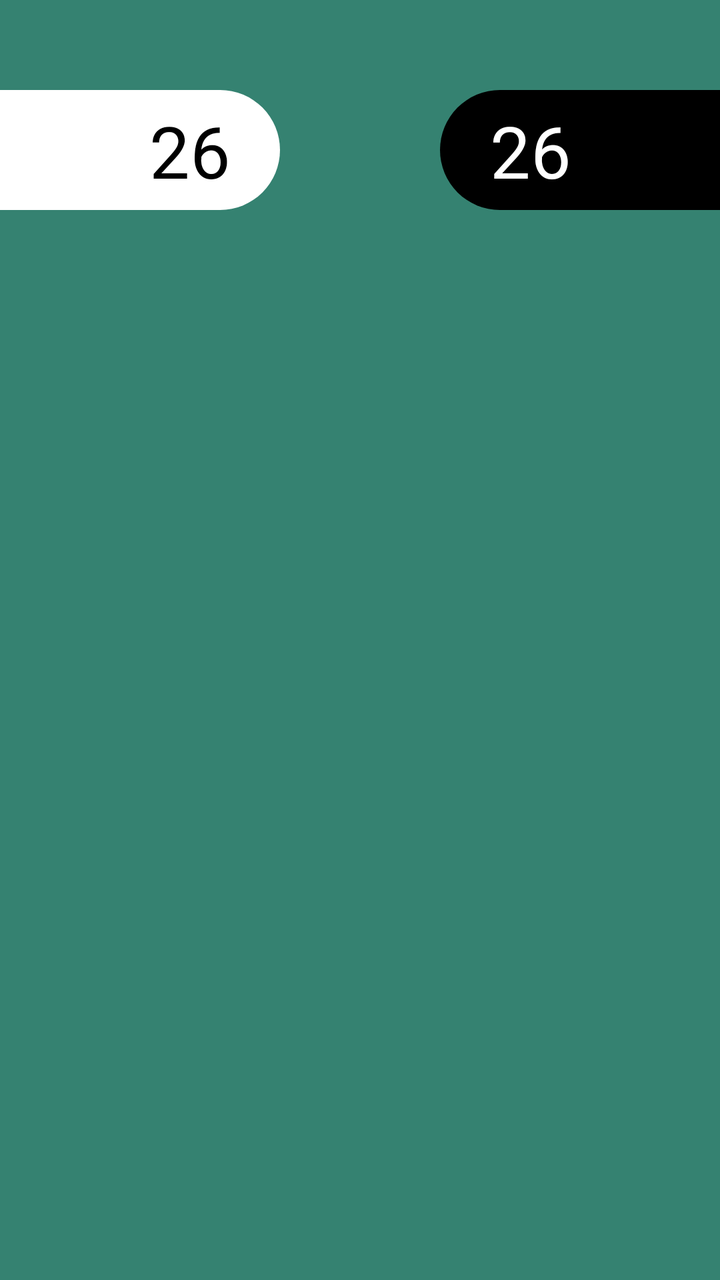
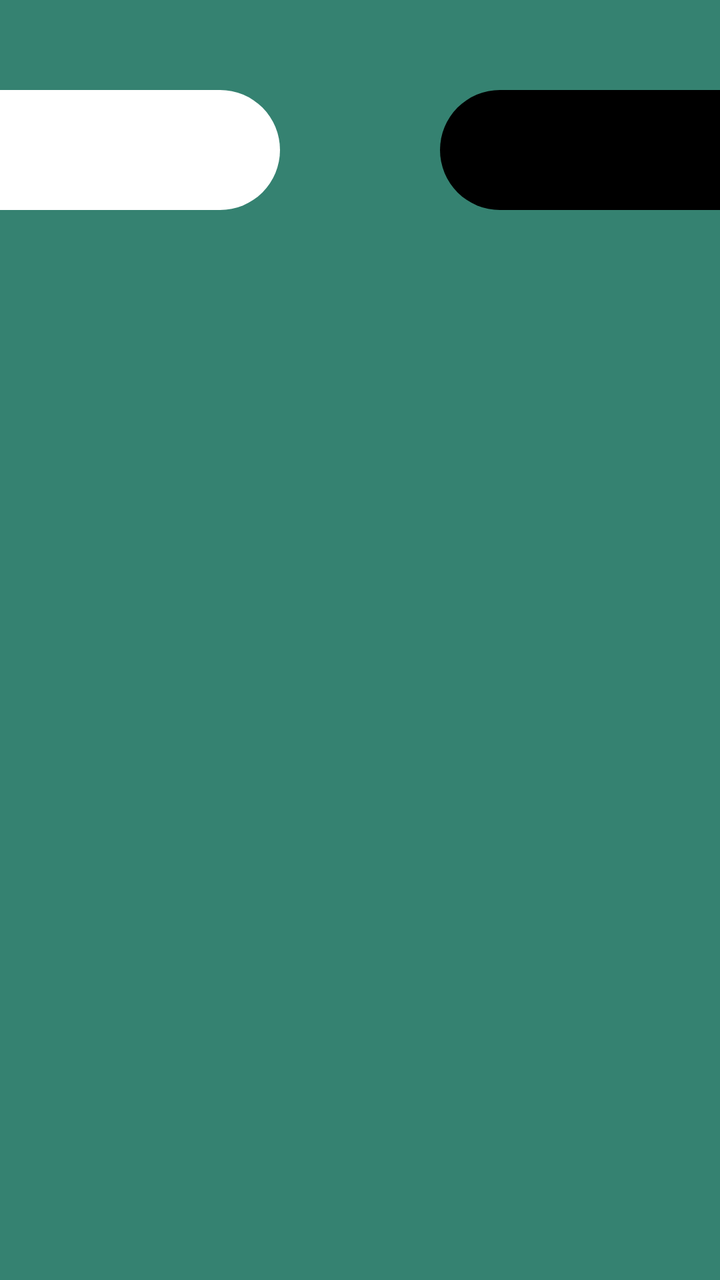

The first picture is an Android layout as it rendered before a commit; the second is the same layout after the commit. The layout source and the unified diff follow.
<!-- AndroidManifest.xml: activity theme AppTheme -->
<!-- res/layout/activity_game.xml -->
<?xml version="1.0" encoding="utf-8"?>
<androidx.constraintlayout.widget.ConstraintLayout
        xmlns:android="http://schemas.android.com/apk/res/android"
        xmlns:app="http://schemas.android.com/apk/res-auto" xmlns:tools="http://schemas.android.com/tools"
        android:layout_width="match_parent"
        android:layout_height="match_parent"
        tools:context=".UserInterface.GameActivity" android:id="@+id/rootLayout" android:background="@color/colorPrimary"
        style="@style/AppTheme"
        android:orientation="vertical">


    <LinearLayout android:orientation="vertical"
                  android:layout_width="0dp"
                  android:layout_height="0dp"
                  android:layout_marginEnd="16dp" app:layout_constraintEnd_toEndOf="parent"
                  app:layout_constraintStart_toStartOf="parent" android:layout_marginStart="16dp"
                  app:layout_constraintBottom_toBottomOf="parent" android:layout_marginBottom="32dp"
                  app:layout_constraintDimensionRatio="H,1:1" app:layout_constraintTop_toBottomOf="@+id/imageView"
                  android:layout_marginTop="32dp">


        <LinearLayout android:orientation="horizontal"
                      android:layout_width="fill_parent"
                      android:layout_height="0dp"
                      android:layout_weight="1">
            <ImageView android:id="@+id/square_81"
                       android:layout_weight="1"
                       android:layout_width="0dp"
                       android:layout_height="fill_parent"
                       android:padding="2.5dp" tools:ignore="NestedWeights"/>
            <ImageView android:id="@+id/square_82"
                       android:layout_weight="1"
                       android:layout_width="0dp"
                       android:layout_height="fill_parent"
                       android:padding="2.5dp"/>
            <ImageView android:id="@+id/square_83"
                       android:layout_weight="1"
                       android:layout_width="0dp"
                       android:layout_height="fill_parent"
                       android:padding="2.5dp"/>
            <ImageView android:id="@+id/square_84"
                       android:layout_weight="1"
                       android:layout_width="0dp"
                       android:layout_height="fill_parent"
                       android:padding="2.5dp"/>
            <ImageView android:id="@+id/square_85"
                       android:layout_weight="1"
                       android:layout_width="0dp"
                       android:layout_height="fill_parent"
                       android:padding="2.5dp"/>
            <ImageView android:id="@+id/square_86"
                       android:layout_weight="1"
                       android:layout_width="0dp"
                       android:layout_height="fill_parent"
                       android:padding="2.5dp"/>
            <ImageView android:id="@+id/square_87"
                       android:layout_weight="1"
                       android:layout_width="0dp"
                       android:layout_height="fill_parent"
                       android:padding="2.5dp"/>
            <ImageView android:id="@+id/square_88"
                       android:layout_weight="1"
                       android:layout_width="0dp"
                       android:layout_height="fill_parent"
                       android:padding="2.5dp"/>

        </LinearLayout>

        <LinearLayout android:orientation="horizontal"
                      android:layout_width="fill_parent"
                      android:layout_height="0dp"
                      android:layout_weight="1">
            <ImageView android:id="@+id/square_71"
                       android:layout_weight="1"
                       android:layout_width="0dp"
                       android:layout_height="fill_parent"
                       android:padding="2.5dp" tools:ignore="NestedWeights"/>
            <ImageView android:id="@+id/square_72"
                       android:layout_weight="1"
                       android:layout_width="0dp"
                       android:layout_height="fill_parent"
                       android:padding="2.5dp"/>
            <ImageView android:id="@+id/square_73"
                       android:layout_weight="1"
                       android:layout_width="0dp"
                       android:layout_height="fill_parent"
                       android:padding="2.5dp"/>
            <ImageView android:id="@+id/square_74"
                       android:layout_weight="1"
                       android:layout_width="0dp"
                       android:layout_height="fill_parent"
                       android:padding="2.5dp"/>
            <ImageView android:id="@+id/square_75"
                       android:layout_weight="1"
                       android:layout_width="0dp"
                       android:layout_height="fill_parent"
                       android:padding="2.5dp"/>
            <ImageView android:id="@+id/square_76"
                       android:layout_weight="1"
                       android:layout_width="0dp"
                       android:layout_height="fill_parent"
                       android:padding="2.5dp"/>
            <ImageView android:id="@+id/square_77"
                       android:layout_weight="1"
                       android:layout_width="0dp"
                       android:layout_height="fill_parent"
                       android:padding="2.5dp"/>
            <ImageView android:id="@+id/square_78"
                       android:layout_weight="1"
                       android:layout_width="0dp"
                       android:layout_height="fill_parent"
                       android:padding="2.5dp"/>

        </LinearLayout>

        <LinearLayout android:orientation="horizontal"
                      android:layout_width="fill_parent"
                      android:layout_height="0dp"
                      android:layout_weight="1">
            <ImageView android:id="@+id/square_61"
                       android:layout_weight="1"
                       android:layout_width="0dp"
                       android:layout_height="fill_parent"
                       android:padding="2.5dp" tools:ignore="NestedWeights"/>
            <ImageView android:id="@+id/square_62"
                       android:layout_weight="1"
                       android:layout_width="0dp"
                       android:layout_height="fill_parent"
                       android:padding="2.5dp"/>
            <ImageView android:id="@+id/square_63"
                       android:layout_weight="1"
                       android:layout_width="0dp"
                       android:layout_height="fill_parent"
                       android:padding="2.5dp"/>
            <ImageView android:id="@+id/square_64"
                       android:layout_weight="1"
                       android:layout_width="0dp"
                       android:layout_height="fill_parent"
                       android:padding="2.5dp"/>
            <ImageView android:id="@+id/square_65"
                       android:layout_weight="1"
                       android:layout_width="0dp"
                       android:layout_height="fill_parent"
                       android:padding="2.5dp"/>
            <ImageView android:id="@+id/square_66"
                       android:layout_weight="1"
                       android:layout_width="0dp"
                       android:layout_height="fill_parent"
                       android:padding="2.5dp"/>
            <ImageView android:id="@+id/square_67"
                       android:layout_weight="1"
                       android:layout_width="0dp"
                       android:layout_height="fill_parent"
                       android:padding="2.5dp"/>
            <ImageView android:id="@+id/square_68"
                       android:layout_weight="1"
                       android:layout_width="0dp"
                       android:layout_height="fill_parent"
                       android:padding="2.5dp"/>

        </LinearLayout>

        <LinearLayout android:orientation="horizontal"
                      android:layout_width="fill_parent"
                      android:layout_height="0dp"
                      android:layout_weight="1">
            <ImageView android:id="@+id/square_51"
                       android:layout_weight="1"
                       android:layout_width="0dp"
                       android:layout_height="fill_parent"
                       android:padding="2.5dp"/>
            <ImageView android:id="@+id/square_52"
                       android:layout_weight="1"
                       android:layout_width="0dp"
                       android:layout_height="fill_parent"
                       android:padding="2.5dp"/>
            <ImageView android:id="@+id/square_53"
                       android:layout_weight="1"
                       android:layout_width="0dp"
                       android:layout_height="fill_parent"
                       android:padding="2.5dp"/>
            <ImageView android:id="@+id/square_54"
                       android:layout_weight="1"
                       android:layout_width="0dp"
                       android:layout_height="fill_parent"
                       android:padding="2.5dp"/>
            <ImageView android:id="@+id/square_55"
                       android:layout_weight="1"
                       android:layout_width="0dp"
                       android:layout_height="fill_parent"
                       android:padding="2.5dp"/>
            <ImageView android:id="@+id/square_56"
                       android:layout_weight="1"
                       android:layout_width="0dp"
                       android:layout_height="fill_parent"
                       android:padding="2.5dp"/>
            <ImageView android:id="@+id/square_57"
                       android:layout_weight="1"
                       android:layout_width="0dp"
                       android:layout_height="fill_parent"
                       android:padding="2.5dp"/>
            <ImageView android:id="@+id/square_58"
                       android:layout_weight="1"
                       android:layout_width="0dp"
                       android:layout_height="fill_parent"
                       android:padding="2.5dp"/>

        </LinearLayout>

        <LinearLayout android:orientation="horizontal"
                      android:layout_width="fill_parent"
                      android:layout_height="0dp"
                      android:layout_weight="1">
            <ImageView android:id="@+id/square_41"
                       android:layout_weight="1"
                       android:layout_width="0dp"
                       android:layout_height="fill_parent"
                       android:padding="2.5dp"/>
            <ImageView android:id="@+id/square_42"
                       android:layout_weight="1"
                       android:layout_width="0dp"
                       android:layout_height="fill_parent"
                       android:padding="2.5dp"/>
            <ImageView android:id="@+id/square_43"
                       android:layout_weight="1"
                       android:layout_width="0dp"
                       android:layout_height="fill_parent"
                       android:padding="2.5dp"/>
            <ImageView android:id="@+id/square_44"
                       android:layout_weight="1"
                       android:layout_width="0dp"
                       android:layout_height="fill_parent"
                       android:padding="2.5dp"/>
            <ImageView android:id="@+id/square_45"
                       android:layout_weight="1"
                       android:layout_width="0dp"
                       android:layout_height="fill_parent"
                       android:padding="2.5dp"/>
            <ImageView android:id="@+id/square_46"
                       android:layout_weight="1"
                       android:layout_width="0dp"
                       android:layout_height="fill_parent"
                       android:padding="2.5dp"/>
            <ImageView android:id="@+id/square_47"
                       android:layout_weight="1"
                       android:layout_width="0dp"
                       android:layout_height="fill_parent"
                       android:padding="2.5dp"/>
            <ImageView android:id="@+id/square_48"
                       android:layout_weight="1"
                       android:layout_width="0dp"
                       android:layout_height="fill_parent"
                       android:padding="2.5dp"/>

        </LinearLayout>

        <LinearLayout android:orientation="horizontal"
                      android:layout_width="fill_parent"
                      android:layout_height="0dp"
                      android:layout_weight="1">
            <ImageView android:id="@+id/square_31"
                       android:layout_weight="1"
                       android:layout_width="0dp"
                       android:layout_height="fill_parent"
                       android:padding="2.5dp"/>
            <ImageView android:id="@+id/square_32"
                       android:layout_weight="1"
                       android:layout_width="0dp"
                       android:layout_height="fill_parent"
                       android:padding="2.5dp"/>
            <ImageView android:id="@+id/square_33"
                       android:layout_weight="1"
                       android:layout_width="0dp"
                       android:layout_height="fill_parent"
                       android:padding="2.5dp"/>
            <ImageView android:id="@+id/square_34"
                       android:layout_weight="1"
                       android:layout_width="0dp"
                       android:layout_height="fill_parent"
                       android:padding="2.5dp"/>
            <ImageView android:id="@+id/square_35"
                       android:layout_weight="1"
                       android:layout_width="0dp"
                       android:layout_height="fill_parent"
                       android:padding="2.5dp"/>
            <ImageView android:id="@+id/square_36"
                       android:layout_weight="1"
                       android:layout_width="0dp"
                       android:layout_height="fill_parent"
                       android:padding="2.5dp"/>
            <ImageView android:id="@+id/square_37"
                       android:layout_weight="1"
                       android:layout_width="0dp"
                       android:layout_height="fill_parent"
                       android:padding="2.5dp"/>
            <ImageView android:id="@+id/square_38"
                       android:layout_weight="1"
                       android:layout_width="0dp"
                       android:layout_height="fill_parent"
                       android:padding="2.5dp"/>

        </LinearLayout>

        <LinearLayout android:orientation="horizontal"
                      android:layout_width="fill_parent"
                      android:layout_height="0dp"
                      android:layout_weight="1">
            <ImageView android:id="@+id/square_21"
                       android:layout_weight="1"
                       android:layout_width="0dp"
                       android:layout_height="fill_parent"
                       android:padding="2.5dp"/>
            <ImageView android:id="@+id/square_22"
                       android:layout_weight="1"
                       android:layout_width="0dp"
                       android:layout_height="fill_parent"
                       android:padding="2.5dp"/>
            <ImageView android:id="@+id/square_23"
                       android:layout_weight="1"
                       android:layout_width="0dp"
                       android:layout_height="fill_parent"
                       android:padding="2.5dp"/>
            <ImageView android:id="@+id/square_24"
                       android:layout_weight="1"
                       android:layout_width="0dp"
                       android:layout_height="fill_parent"
                       android:padding="2.5dp"/>
            <ImageView android:id="@+id/square_25"
                       android:layout_weight="1"
                       android:layout_width="0dp"
                       android:layout_height="fill_parent"
                       android:padding="2.5dp"/>
            <ImageView android:id="@+id/square_26"
                       android:layout_weight="1"
                       android:layout_width="0dp"
                       android:layout_height="fill_parent"
                       android:padding="2.5dp"/>
            <ImageView android:id="@+id/square_27"
                       android:layout_weight="1"
                       android:layout_width="0dp"
                       android:layout_height="fill_parent"
                       android:padding="2.5dp"/>
            <ImageView android:id="@+id/square_28"
                       android:layout_weight="1"
                       android:layout_width="0dp"
                       android:layout_height="fill_parent"
                       android:padding="2.5dp"/>

        </LinearLayout>

        <LinearLayout android:orientation="horizontal"
                      android:layout_width="fill_parent"
                      android:layout_height="0dp"
                      android:layout_weight="1">
            <ImageView android:id="@+id/square_11"
                       android:layout_weight="1"
                       android:layout_width="0dp"
                       android:layout_height="fill_parent"
                       android:padding="2.5dp"/>
            <ImageView android:id="@+id/square_12"
                       android:layout_weight="1"
                       android:layout_width="0dp"
                       android:layout_height="fill_parent"
                       android:padding="2.5dp"/>
            <ImageView android:id="@+id/square_13"
                       android:layout_weight="1"
                       android:layout_width="0dp"
                       android:layout_height="fill_parent"
                       android:padding="2.5dp"/>
            <ImageView android:id="@+id/square_14"
                       android:layout_weight="1"
                       android:layout_width="0dp"
                       android:layout_height="fill_parent"
                       android:padding="2.5dp"/>
            <ImageView android:id="@+id/square_15"
                       android:layout_weight="1"
                       android:layout_width="0dp"
                       android:layout_height="fill_parent"
                       android:padding="2.5dp"/>
            <ImageView android:id="@+id/square_16"
                       android:layout_weight="1"
                       android:layout_width="0dp"
                       android:layout_height="fill_parent"
                       android:padding="2.5dp"/>
            <ImageView android:id="@+id/square_17"
                       android:layout_weight="1"
                       android:layout_width="0dp"
                       android:layout_height="fill_parent"
                       android:padding="2.5dp"/>
            <ImageView android:id="@+id/square_18"
                       android:layout_weight="1"
                       android:layout_width="0dp"
                       android:layout_height="fill_parent"
                       android:padding="2.5dp"/>

        </LinearLayout>

    </LinearLayout>

    <ImageView
            android:layout_width="0dp"
            android:layout_height="wrap_content" app:srcCompat="@drawable/scoreboard_white" android:id="@+id/imageView"
            app:layout_constraintStart_toStartOf="parent" app:layout_constraintTop_toTopOf="parent"
            android:layout_marginTop="45dp"
            android:layout_x="-200dp"/>


    <ImageView
            android:layout_width="wrap_content"
            android:layout_height="wrap_content" app:srcCompat="@drawable/scoreboard_black" android:id="@+id/imageView3"
            app:layout_constraintEnd_toEndOf="parent" app:layout_constraintTop_toTopOf="parent"
            android:layout_marginTop="45dp"/>
    <TextView
            android:text="26"
            android:layout_width="wrap_content"
            android:layout_height="wrap_content" android:id="@+id/textView"
            app:layout_constraintTop_toTopOf="@+id/imageView3"
            app:layout_constraintBottom_toBottomOf="@+id/imageView3" app:layout_constraintEnd_toEndOf="parent"
            app:layout_constraintStart_toStartOf="@+id/imageView3" app:layout_constraintHorizontal_bias="0.25"
            android:textColor="@color/white" android:textSize="36sp"/>
    <TextView
            android:text="26"
            android:layout_width="wrap_content"
            android:layout_height="wrap_content" android:id="@+id/textView3"
            app:layout_constraintTop_toTopOf="@+id/imageView"
            app:layout_constraintBottom_toBottomOf="@+id/imageView" app:layout_constraintEnd_toEndOf="@+id/imageView"
            app:layout_constraintStart_toStartOf="@+id/imageView" app:layout_constraintHorizontal_bias="0.75"
            android:textSize="36sp" android:textColor="@color/black"/>


</androidx.constraintlayout.widget.ConstraintLayout>
<!-- resources referenced by this layout -->
<resources>
  <color name="black">#000000</color>
  <color name="colorPrimary">#358271</color>
  <color name="white">#ffffff</color>
  <!-- drawable scoreboard_black (drawable) -->
  <?xml version="1.0" encoding="UTF-8"?>
  <shape xmlns:android="http://schemas.android.com/apk/res/android" android:shape="rectangle">
      <size android:height="60dp" android:width="140dp"/>
      <solid android:color="@color/black"/>
      <corners android:bottomRightRadius="0dp" android:bottomLeftRadius="90dp"
               android:topLeftRadius="90dp" android:topRightRadius="0dp"/>
  </shape>
  <!-- drawable scoreboard_white (drawable) -->
  <?xml version="1.0" encoding="UTF-8"?>
  <shape xmlns:android="http://schemas.android.com/apk/res/android" android:shape="rectangle">
      <size android:height="60dp" android:width="140dp"/>
      <solid android:color="@color/white"/>
      <corners android:bottomRightRadius="90dp" android:bottomLeftRadius="0dp"
               android:topLeftRadius="0dp" android:topRightRadius="90dp"/>
  </shape>
  <style name="AppTheme" parent="Theme.AppCompat.Light.NoActionBar">
          
          <item name="colorPrimary">@color/colorPrimary</item>
          <item name="colorPrimaryDark">@color/colorPrimaryDark</item>
          <item name="colorAccent">@color/colorAccent</item>
          <item name="android:windowDisablePreview">true</item>
          <item name="android:windowIsTranslucent">true</item>
          <item name="android:windowBackground">@android:color/transparent</item>
      </style>
  <color name="colorPrimaryDark">#358271</color>
  <color name="colorAccent">#358271</color>
</resources>

<!-- the commit's change to res/layout/activity_game.xml (unified diff, before → after) -->
@@ -15,7 +15,7 @@
                   android:layout_marginEnd="16dp" app:layout_constraintEnd_toEndOf="parent"
                   app:layout_constraintStart_toStartOf="parent" android:layout_marginStart="16dp"
                   app:layout_constraintBottom_toBottomOf="parent" android:layout_marginBottom="32dp"
-                  app:layout_constraintDimensionRatio="H,1:1" app:layout_constraintTop_toBottomOf="@+id/imageView"
+                  app:layout_constraintDimensionRatio="H,1:1" app:layout_constraintTop_toBottomOf="@+id/whiteScoreBand"
                   android:layout_marginTop="32dp">
 
 
@@ -399,7 +399,7 @@
 
     <ImageView
             android:layout_width="0dp"
-            android:layout_height="wrap_content" app:srcCompat="@drawable/scoreboard_white" android:id="@+id/imageView"
+            android:layout_height="wrap_content" app:srcCompat="@drawable/scoreboard_white" android:id="@+id/whiteScoreBand"
             app:layout_constraintStart_toStartOf="parent" app:layout_constraintTop_toTopOf="parent"
             android:layout_marginTop="45dp"
             android:layout_x="-200dp"/>
@@ -407,25 +407,24 @@
 
     <ImageView
             android:layout_width="wrap_content"
-            android:layout_height="wrap_content" app:srcCompat="@drawable/scoreboard_black" android:id="@+id/imageView3"
+            android:layout_height="wrap_content" app:srcCompat="@drawable/scoreboard_black" android:id="@+id/blackScoreBand"
             app:layout_constraintEnd_toEndOf="parent" app:layout_constraintTop_toTopOf="parent"
             android:layout_marginTop="45dp"/>
     <TextView
-            android:text="26"
             android:layout_width="wrap_content"
-            android:layout_height="wrap_content" android:id="@+id/textView"
-            app:layout_constraintTop_toTopOf="@+id/imageView3"
-            app:layout_constraintBottom_toBottomOf="@+id/imageView3" app:layout_constraintEnd_toEndOf="parent"
-            app:layout_constraintStart_toStartOf="@+id/imageView3" app:layout_constraintHorizontal_bias="0.25"
-            android:textColor="@color/white" android:textSize="36sp"/>
+            android:layout_height="wrap_content" android:id="@+id/blackScore"
+            app:layout_constraintTop_toTopOf="@+id/blackScoreBand"
+            app:layout_constraintBottom_toBottomOf="@+id/blackScoreBand" app:layout_constraintEnd_toEndOf="parent"
+            app:layout_constraintStart_toStartOf="@+id/blackScoreBand" app:layout_constraintHorizontal_bias="0.1"
+            android:textColor="@color/white" android:textSize="26sp"/>
     <TextView
-            android:text="26"
             android:layout_width="wrap_content"
-            android:layout_height="wrap_content" android:id="@+id/textView3"
-            app:layout_constraintTop_toTopOf="@+id/imageView"
-            app:layout_constraintBottom_toBottomOf="@+id/imageView" app:layout_constraintEnd_toEndOf="@+id/imageView"
-            app:layout_constraintStart_toStartOf="@+id/imageView" app:layout_constraintHorizontal_bias="0.75"
-            android:textSize="36sp" android:textColor="@color/black"/>
+            android:layout_height="wrap_content" android:id="@+id/whiteScore"
+            app:layout_constraintTop_toTopOf="@+id/whiteScoreBand"
+            app:layout_constraintBottom_toBottomOf="@+id/whiteScoreBand"
+            app:layout_constraintEnd_toEndOf="@+id/whiteScoreBand"
+            app:layout_constraintStart_toStartOf="@+id/whiteScoreBand" app:layout_constraintHorizontal_bias="0.90"
+            android:textSize="26sp" android:textColor="@color/black"/>
 
 
 </androidx.constraintlayout.widget.ConstraintLayout>
